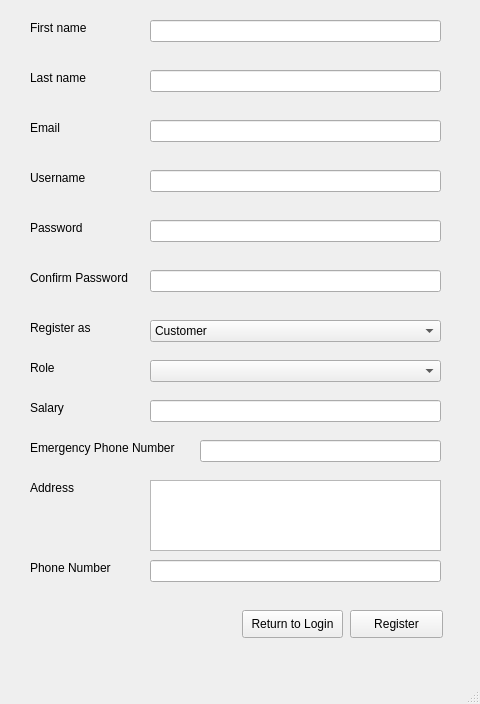
Qt form ui_files/User_Registration.ui (TahaZahid05/Restaurant-Managment-System) before a commit.
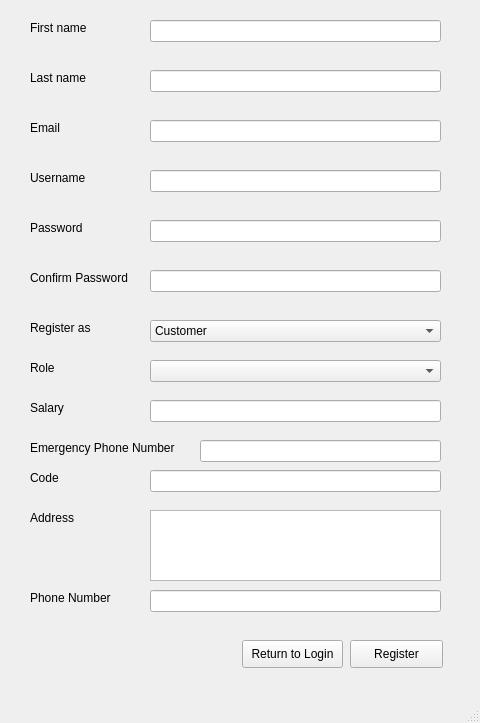
The same form after that commit.

Commit message: added verification checks

The edit to the form file:
```diff
--- a/ui_files/User_Registration.ui
+++ b/ui_files/User_Registration.ui
@@ -7,7 +7,7 @@
     <x>0</x>
     <y>0</y>
     <width>480</width>
-    <height>704</height>
+    <height>723</height>
    </rect>
   </property>
   <property name="windowTitle">
@@ -189,7 +189,7 @@
     <property name="geometry">
      <rect>
       <x>350</x>
-      <y>610</y>
+      <y>640</y>
       <width>93</width>
       <height>28</height>
      </rect>
@@ -202,7 +202,7 @@
     <property name="geometry">
      <rect>
       <x>242</x>
-      <y>610</y>
+      <y>640</y>
       <width>101</width>
       <height>28</height>
      </rect>
@@ -215,7 +215,7 @@
     <property name="geometry">
      <rect>
       <x>30</x>
-      <y>480</y>
+      <y>510</y>
       <width>55</width>
       <height>16</height>
      </rect>
@@ -228,7 +228,7 @@
     <property name="geometry">
      <rect>
       <x>150</x>
-      <y>480</y>
+      <y>510</y>
       <width>291</width>
       <height>71</height>
      </rect>
@@ -238,7 +238,7 @@
     <property name="geometry">
      <rect>
       <x>30</x>
-      <y>560</y>
+      <y>590</y>
       <width>91</width>
       <height>16</height>
      </rect>
@@ -251,7 +251,7 @@
     <property name="geometry">
      <rect>
       <x>150</x>
-      <y>560</y>
+      <y>590</y>
       <width>291</width>
       <height>22</height>
      </rect>
@@ -329,6 +329,29 @@
      <string>Emergency Phone Number</string>
     </property>
    </widget>
+   <widget class="QLineEdit" name="salaryLine_2">
+    <property name="geometry">
+     <rect>
+      <x>150</x>
+      <y>470</y>
+      <width>291</width>
+      <height>22</height>
+     </rect>
+    </property>
+   </widget>
+   <widget class="QLabel" name="salaryLabel_2">
+    <property name="geometry">
+     <rect>
+      <x>30</x>
+      <y>470</y>
+      <width>111</width>
+      <height>16</height>
+     </rect>
+    </property>
+    <property name="text">
+     <string>Code</string>
+    </property>
+   </widget>
   </widget>
   <widget class="QMenuBar" name="menubar">
    <property name="geometry">
```
The commit also changes 2 other files.
